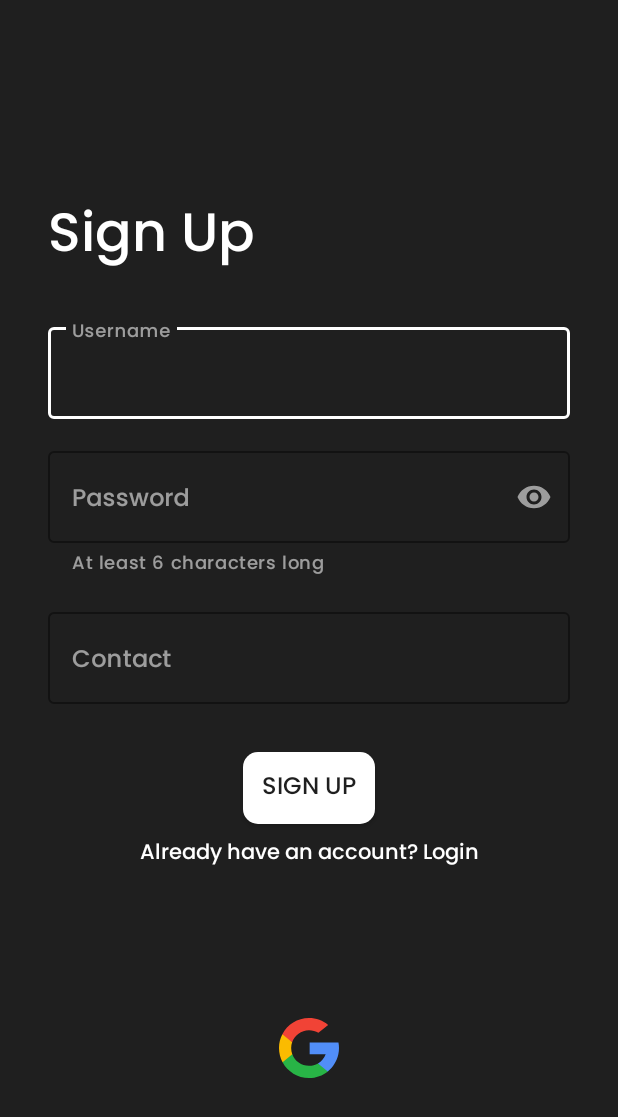
After one commit to PranavPrakasan07/HEDP, an Android app: the SignupActivity screen opened directly, with no data from a screen before it, on a phone screen of 412 x 824 dp. The commit adds this screen. Shown: the top 1117 px of the screen. Run offline under Robolectric (Android 15) with nearby library versions, the phone set to English and light mode, and no system bars.

Commit message:
Modal view ui fix, login, signup ui

```diff
--- a/app/src/main/java/com/pranavprksn/hedp/MainActivity.java
+++ b/app/src/main/java/com/pranavprksn/hedp/MainActivity.java
@@ -2,9 +2,11 @@ package com.pranavprksn.hedp;
 
 import androidx.appcompat.app.AppCompatActivity;
 
+import android.content.Intent;
 import android.os.Bundle;
 import android.widget.Toast;
 
+import com.pranavprksn.hedp.activities.LoginActivity;
 import com.pranavprksn.hedp.db.DBHandler;
 import com.pranavprksn.hedp.models.DataModel;
 
@@ -22,5 +24,7 @@ public class MainActivity extends AppCompatActivity {
         ArrayList<DataModel> dataObject = dbHandler.readData();
 
         Toast.makeText(MainActivity.this, dataObject.toString(), Toast.LENGTH_SHORT).show();
+
+        startActivity(new Intent(getApplicationContext(), LoginActivity.class));
     }
 }
--- /dev/null
+++ b/app/src/main/java/com/pranavprksn/hedp/activities/SignupActivity.java
@@ -0,0 +1,16 @@
+package com.pranavprksn.hedp.activities;
+
+import androidx.appcompat.app.AppCompatActivity;
+
+import android.os.Bundle;
+
+import com.pranavprksn.hedp.R;
+
+public class SignupActivity extends AppCompatActivity {
+
+    @Override
+    protected void onCreate(Bundle savedInstanceState) {
+        super.onCreate(savedInstanceState);
+        setContentView(R.layout.activity_sign_up);
+    }
+}
--- /dev/null
+++ b/app/src/main/res/drawable/ic_chat_icon.xml
@@ -0,0 +1,5 @@
+<vector android:height="24dp" android:tint="#FFFFFF"
+    android:viewportHeight="24" android:viewportWidth="24"
+    android:width="24dp" xmlns:android="http://schemas.android.com/apk/res/android">
+    <path android:fillColor="@android:color/white" android:pathData="M20,2L4,2c-1.1,0 -2,0.9 -2,2v18l4,-4h14c1.1,0 2,-0.9 2,-2L22,4c0,-1.1 -0.9,-2 -2,-2zM20,16L6,16l-2,2L4,4h16v12z"/>
+</vector>
--- /dev/null
+++ b/app/src/main/res/drawable/ic_google_icon.xml
@@ -0,0 +1,18 @@
+<vector xmlns:android="http://schemas.android.com/apk/res/android"
+    android:width="50dp"
+    android:height="50dp"
+    android:viewportWidth="512"
+    android:viewportHeight="512">
+    <path
+        android:fillColor="#FBBB00"
+        android:pathData="M113.47,309.408L95.648,375.94l-65.139,1.378C11.042,341.211 0,299.9 0,256c0,-42.451 10.324,-82.483 28.624,-117.732h0.014l57.992,10.632l25.404,57.644c-5.317,15.501 -8.215,32.141 -8.215,49.456C103.821,274.792 107.225,292.797 113.47,309.408z" />
+    <path
+        android:fillColor="#518EF8"
+        android:pathData="M507.527,208.176C510.467,223.662 512,239.655 512,256c0,18.328 -1.927,36.206 -5.598,53.451c-12.462,58.683 -45.025,109.925 -90.134,146.187l-0.014,-0.014l-73.044,-3.727l-10.338,-64.535c29.932,-17.554 53.324,-45.025 65.646,-77.911h-136.89V208.176h138.887L507.527,208.176L507.527,208.176z" />
+    <path
+        android:fillColor="#28B446"
+        android:pathData="M416.253,455.624l0.014,0.014C372.396,490.901 316.666,512 256,512c-97.491,0 -182.252,-54.491 -225.491,-134.681l82.961,-67.91c21.619,57.698 77.278,98.771 142.53,98.771c28.047,0 54.323,-7.582 76.87,-20.818L416.253,455.624z" />
+    <path
+        android:fillColor="#F14336"
+        android:pathData="M419.404,58.936l-82.933,67.896c-23.335,-14.586 -50.919,-23.012 -80.471,-23.012c-66.729,0 -123.429,42.957 -143.965,102.724l-83.397,-68.276h-0.014C71.23,56.123 157.06,0 256,0C318.115,0 375.068,22.126 419.404,58.936z" />
+</vector>
--- /dev/null
+++ b/app/src/main/res/layout/activity_sign_up.xml
@@ -0,0 +1,182 @@
+<?xml version="1.0" encoding="utf-8"?>
+<androidx.constraintlayout.widget.ConstraintLayout xmlns:android="http://schemas.android.com/apk/res/android"
+    xmlns:app="http://schemas.android.com/apk/res-auto"
+    xmlns:tools="http://schemas.android.com/tools"
+    android:id="@+id/signup_page"
+    android:layout_width="match_parent"
+    android:layout_height="match_parent"
+    android:background="@color/background"
+    tools:context=".activities.SignupActivity">
+
+    <com.google.android.material.textview.MaterialTextView
+        android:id="@+id/materialTextView"
+        android:layout_width="wrap_content"
+        android:layout_height="wrap_content"
+        android:layout_marginStart="32dp"
+        android:layout_marginTop="128dp"
+        android:fontFamily="@font/poppins_medium"
+        android:text="Sign Up"
+        android:textColor="@color/active_text"
+        android:textSize="36sp"
+        app:layout_constraintStart_toStartOf="parent"
+        app:layout_constraintTop_toTopOf="parent" />
+
+    <com.google.android.material.textfield.TextInputLayout
+        android:id="@+id/filled_username"
+
+        style="@style/Widget.MaterialComponents.TextInputLayout.OutlinedBox"
+        android:layout_width="match_parent"
+        android:layout_height="wrap_content"
+        android:layout_marginStart="32dp"
+        android:layout_marginTop="24dp"
+        android:layout_marginEnd="32dp"
+        android:hint="Username"
+        android:textColorHint="@color/inactive_text"
+        app:boxStrokeColor="@color/active_text"
+        app:endIconMode="clear_text"
+        app:endIconTint="@color/inactive_text"
+        app:hintTextColor="@color/inactive_text"
+        app:layout_constraintEnd_toEndOf="parent"
+        app:layout_constraintStart_toStartOf="parent"
+        app:layout_constraintTop_toBottomOf="@+id/materialTextView">
+
+        <com.google.android.material.textfield.TextInputEditText
+            android:id="@+id/email"
+            android:layout_width="match_parent"
+            android:layout_height="wrap_content"
+            android:layout_gravity="center_vertical"
+            android:backgroundTint="@color/transparent"
+            android:gravity="center_vertical"
+            android:inputType="textEmailAddress"
+            android:textAlignment="gravity"
+            android:textColor="@color/active_text"
+            android:textColorHighlight="@color/highlight"
+            android:textColorHint="@color/inactive_text"
+            android:textSize="16sp" />
+
+    </com.google.android.material.textfield.TextInputLayout>
+
+    <com.google.android.material.textfield.TextInputLayout
+        android:id="@+id/filled_password"
+        style="@style/Widget.MaterialComponents.TextInputLayout.OutlinedBox"
+
+        android:layout_width="match_parent"
+
+        android:layout_height="wrap_content"
+        android:layout_marginStart="32dp"
+        android:layout_marginTop="16dp"
+        android:layout_marginEnd="32dp"
+        android:hint="Password"
+        android:textColorHint="@color/inactive_text"
+        app:boxStrokeColor="@color/active_text"
+        app:endIconMode="password_toggle"
+        app:endIconTint="@color/inactive_text"
+        app:helperText="At least 6 characters long"
+        app:helperTextTextColor="@color/inactive_text"
+        app:hintTextColor="@color/inactive_text"
+        app:layout_constraintEnd_toEndOf="parent"
+        app:layout_constraintStart_toStartOf="parent"
+        app:layout_constraintTop_toBottomOf="@+id/filled_username">
+
+        <com.google.android.material.textfield.TextInputEditText
+            android:id="@+id/password"
+            android:layout_width="match_parent"
+            android:layout_height="wrap_content"
+            android:layout_gravity="center_vertical"
+            android:backgroundTint="@color/transparent"
+            android:gravity="center_vertical"
+            android:inputType="textPassword"
+            android:textAlignment="gravity"
+            android:textColor="@color/active_text"
+            android:textColorHighlight="@color/highlight"
+            android:textColorHint="@color/inactive_text"
+            android:textSize="16sp" />
+
+    </com.google.android.material.textfield.TextInputLayout>
+
+    <com.google.android.material.textfield.TextInputLayout
+        android:id="@+id/filled_contact"
+
+        style="@style/Widget.MaterialComponents.TextInputLayout.OutlinedBox"
+
+        android:layout_width="match_parent"
+        android:layout_height="wrap_content"
+        android:layout_marginStart="32dp"
+        android:layout_marginTop="16dp"
+        android:layout_marginEnd="32dp"
+        android:hint="Contact"
+        android:textColorHint="@color/inactive_text"
+        app:boxStrokeColor="#00223A"
+        app:endIconMode="clear_text"
+        app:endIconTint="@color/inactive_text"
+        app:hintTextColor="@color/inactive_text"
+        app:layout_constraintEnd_toEndOf="parent"
+        app:layout_constraintStart_toStartOf="parent"
+        app:layout_constraintTop_toBottomOf="@+id/filled_password">
+
+        <com.google.android.material.textfield.TextInputEditText
+            android:id="@+id/contact_number"
+            android:layout_width="match_parent"
+            android:layout_height="wrap_content"
+            android:layout_gravity="center_vertical"
+            android:backgroundTint="@color/transparent"
+            android:gravity="center_vertical"
+            android:inputType="number"
+            android:textAlignment="gravity"
+            android:textColor="@color/active_text"
+            android:textColorHighlight="@color/highlight"
+            android:textColorHint="@color/inactive_text"
+            android:textSize="16sp" />
+
+    </com.google.android.material.textfield.TextInputLayout>
+
+    <androidx.appcompat.widget.AppCompatButton
+        android:id="@+id/signup_button"
+        android:layout_width="wrap_content"
+        android:layout_height="wrap_content"
+        android:layout_marginStart="32dp"
+        android:layout_marginTop="32dp"
+        android:layout_marginEnd="32dp"
+        android:background="@drawable/button_bg"
+        android:fontFamily="@font/poppins_medium"
+        android:paddingStart="8dp"
+        android:paddingEnd="8dp"
+        android:text="Sign Up"
+        android:textColor="@color/background"
+        android:textColorHint="@color/inactive_text"
+        android:textSize="16sp"
+        app:layout_constraintEnd_toEndOf="parent"
+        app:layout_constraintStart_toStartOf="parent"
+        app:layout_constraintTop_toBottomOf="@+id/filled_contact" />
+
+    <com.google.android.material.textview.MaterialTextView
+        android:id="@+id/login_link"
+        android:layout_width="wrap_content"
+        android:layout_height="wrap_content"
+        android:layout_marginStart="32dp"
+        android:layout_marginTop="8dp"
+        android:layout_marginEnd="32dp"
+        android:text="Already have an account? Login"
+        android:textColor="@color/active_text"
+        android:textSize="14sp"
+        app:layout_constraintEnd_toEndOf="parent"
+        app:layout_constraintStart_toStartOf="parent"
+        app:layout_constraintTop_toBottomOf="@+id/signup_button" />
+
+    <ImageButton
+        android:id="@+id/google_button"
+        android:layout_width="40dp"
+        android:layout_height="40dp"
+        android:layout_marginStart="32dp"
+        android:layout_marginTop="8dp"
+        android:layout_marginEnd="32dp"
+        android:layout_marginBottom="16dp"
+        android:background="#00FFFFFF"
+        android:scaleType="fitCenter"
+        app:layout_constraintBottom_toBottomOf="parent"
+        app:layout_constraintEnd_toEndOf="parent"
+        app:layout_constraintStart_toStartOf="parent"
+        app:layout_constraintTop_toBottomOf="@+id/login_link"
+        app:srcCompat="@drawable/ic_google_icon" />
+
+</androidx.constraintlayout.widget.ConstraintLayout>
--- a/app/src/main/res/values/colors.xml
+++ b/app/src/main/res/values/colors.xml
@@ -13,4 +13,6 @@
     <color name="inactive_text">#99F1F1F1</color>
     <color name="transparent">#00FFFFFF</color>
     <color name="error">#FF7A7A</color>
+    <color name="highlight">#33F1F1F1</color>
+
 </resources>
--- a/app/src/main/res/values/themes.xml
+++ b/app/src/main/res/values/themes.xml
@@ -1,6 +1,6 @@
 <resources xmlns:tools="http://schemas.android.com/tools">
     <!-- Base application theme. -->
-    <style name="Theme.HEDP" parent="Theme.AppCompat.DayNight.NoActionBar">
+    <style name="Theme.HEDP" parent="Theme.MaterialComponents.DayNight.NoActionBar">
         <!-- Primary brand color. -->
         <item name="colorPrimary">#1F1F1F</item>
         <item name="colorPrimaryVariant">#0C0C0C</item>
--- a/build.gradle
+++ b/build.gradle
@@ -7,6 +7,7 @@ buildscript {
     dependencies {
         classpath "com.android.tools.build:gradle:7.0.3"
         classpath 'org.jetbrains.kotlin:kotlin-gradle-plugin:1.6.0'
+        classpath 'com.google.gms:google-services:4.3.10'
 
         // NOTE: Do not place your application dependencies here; they belong
         // in the individual module build.gradle files
```
Also changed, not shown: app/build.gradle (+10 -1 lines), app/src/main/AndroidManifest.xml (+9 -0 lines), app/src/main/java/com/pranavprksn/hedp/ChatHome.java (added, +36 -0 lines), app/src/main/java/com/pranavprksn/hedp/Home.kt (+7 -0 lines), app/src/main/java/com/pranavprksn/hedp/activities/LoginActivity.java (added, +17 -0 lines), app/src/main/res/layout/activity_chat_home.xml (added, +56 -0 lines), app/src/main/res/layout/activity_home.xml (+35 -21 lines), app/src/main/res/layout/activity_login.xml (added, +150 -0 lines), app/src/main/res/layout/db_list_view.xml (+13 -2 lines).
